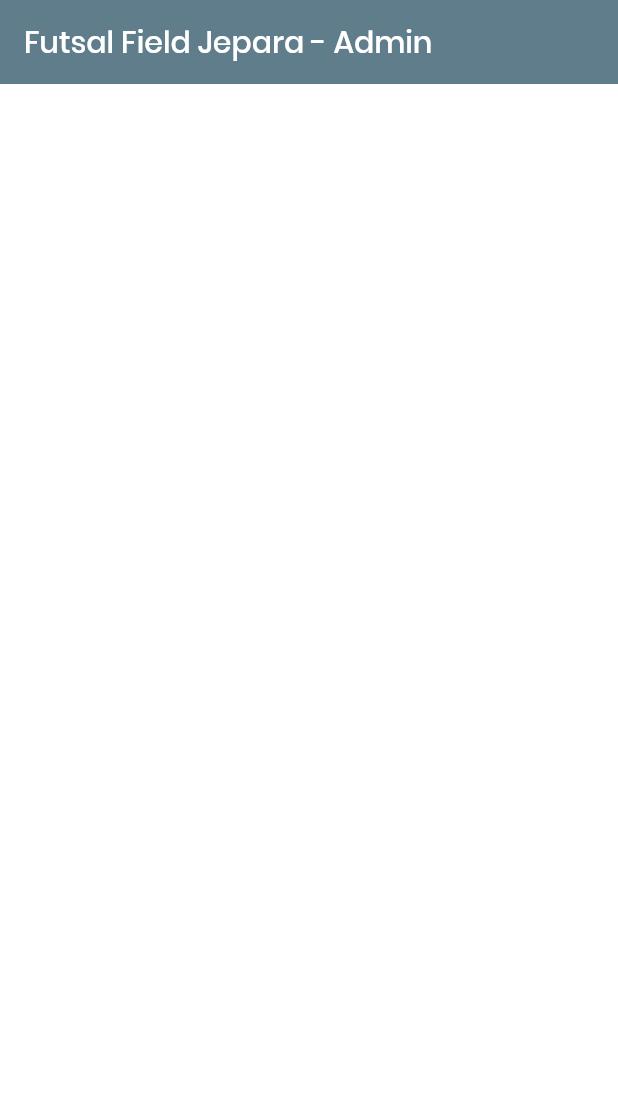
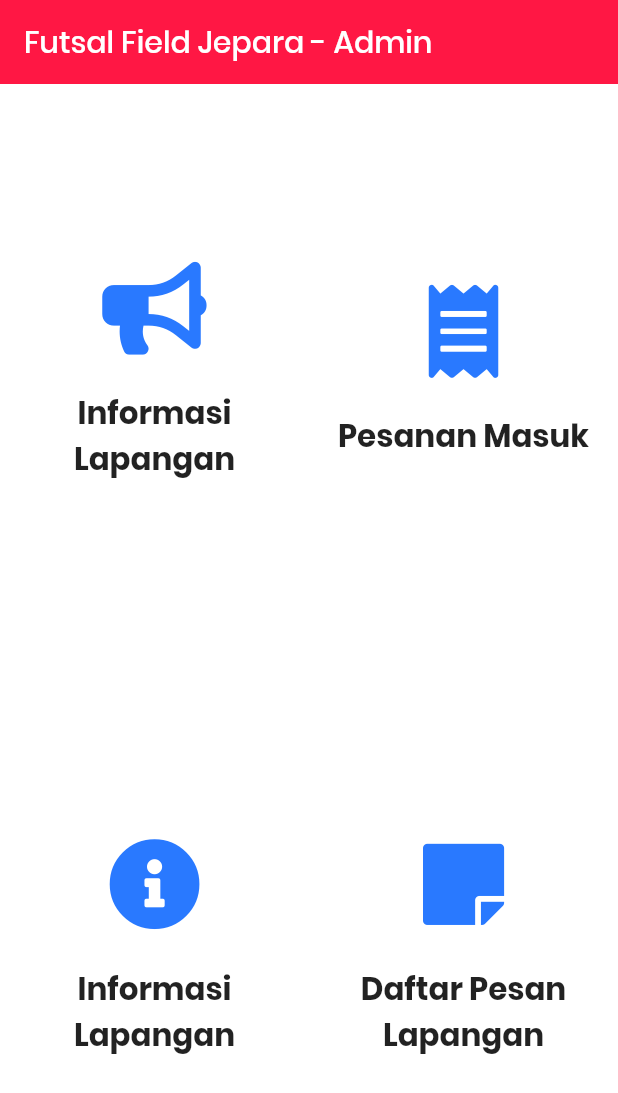
Before and after one commit to MashudiSudonym/futsal-field-jepara-admin, a Flutter app: the screen it shows after launch, on a phone screen of 412 x 824 dp. Shown: the top 1093 px of the screen. Run offline on Flutter 3.47's test engine with Material 2 defaults, Android fonts, the phone set to English and light mode, and no system bars; our stand-ins replace cloud_firestore, firebase_core, flutter_staggered_animations, font_awesome_flutter; accounts and stored records are empty.

Commit message:
configure home screen

```diff
--- a/lib/main.dart
+++ b/lib/main.dart
@@ -38,11 +38,11 @@ class MyApp extends StatelessWidget {
       debugShowCheckedModeBanner: false,
       theme: ThemeData(
         appBarTheme: AppBarTheme(
-          color: Colors.blueGrey,
+          color: Colors.redAccent[400],
           elevation: 0.0,
         ),
         scaffoldBackgroundColor: Colors.white,
-        primarySwatch: Colors.blue,
+        primarySwatch: Colors.red,
         visualDensity: VisualDensity.adaptivePlatformDensity,
         fontFamily: "Poppins",
       ),
--- a/lib/models/home_menu.dart
+++ b/lib/models/home_menu.dart
@@ -2,7 +2,7 @@ import 'package:font_awesome_flutter/font_awesome_flutter.dart';
 
 class HomeMenu {
   final String name;
-  final FaIcon icon;
+  final icon;
 
   HomeMenu({
     this.name,
@@ -14,18 +14,23 @@ class HomeMenu {
 List<HomeMenu> homeMenu = [
   HomeMenu(
     name: "Informasi Lapangan",
-    icon: FaIcon(FontAwesomeIcons.infoCircle),
+    icon: FontAwesomeIcons.bullhorn,
+  ),
+  HomeMenu(name: "Pesanan Masuk", icon: FontAwesomeIcons.receipt),
+  HomeMenu(
+    name: "Informasi Lapangan",
+    icon: FontAwesomeIcons.infoCircle,
   ),
   HomeMenu(
     name: "Daftar Pesan Lapangan",
-    icon: FaIcon(FontAwesomeIcons.solidStickyNote),
+    icon: FontAwesomeIcons.solidStickyNote,
   ),
   HomeMenu(
-    name: "Informasi Lapangan",
-    icon: FaIcon(FontAwesomeIcons.infoCircle),
+    name: "Profil Admin",
+    icon: FontAwesomeIcons.userSecret,
   ),
   HomeMenu(
-    name: "Daftar Pesan Lapangan",
-    icon: FaIcon(FontAwesomeIcons.solidStickyNote),
+    name: "Keluar Akun",
+    icon: FontAwesomeIcons.powerOff,
   ),
 ];
--- a/lib/screens/home_screen.dart
+++ b/lib/screens/home_screen.dart
@@ -1,4 +1,6 @@
 import 'package:flutter/material.dart';
+import 'package:flutter_staggered_animations/flutter_staggered_animations.dart';
+import 'package:font_awesome_flutter/font_awesome_flutter.dart';
 import 'package:futsal_field_jepara_admin/models/home_menu.dart';
 
 class HomeScreen extends StatefulWidget {
@@ -15,7 +17,9 @@ class _HomeScreenState extends State<HomeScreen> {
           "Futsal Field Jepara - Admin",
         ),
       ),
-      body: GridView.builder(
+      body: AnimationLimiter(
+        child: GridView.builder(
+          physics: BouncingScrollPhysics(),
           itemCount: homeMenu.length,
           gridDelegate: SliverGridDelegateWithFixedCrossAxisCount(
             crossAxisCount: 2,
@@ -24,7 +28,52 @@ class _HomeScreenState extends State<HomeScreen> {
                     MediaQuery.of(context).padding.bottom -
                     kToolbarHeight),
           ),
-        itemBuilder: (context, index) {},
+          itemBuilder: (context, index) {
+            return AnimationConfiguration.staggeredGrid(
+              position: index,
+              columnCount: 2,
+              duration: Duration(milliseconds: 375),
+              child: ScaleAnimation(
+                child: FadeInAnimation(
+                  child: buildMaterial(
+                    index,
+                    context,
+                  ),
+                ),
+              ),
+            );
+          },
+        ),
+      ),
+    );
+  }
+
+  Material buildMaterial(int index, BuildContext context) {
+    return Material(
+      color: Colors.transparent,
+      child: InkWell(
+        onTap: () {},
+        child: Column(
+          mainAxisAlignment: MainAxisAlignment.center,
+          children: [
+            FaIcon(
+              homeMenu[index].icon,
+              size: MediaQuery.of(context).size.width / 100 * 15,
+              color: Colors.blueAccent[400],
+            ),
+            SizedBox(
+              height: MediaQuery.of(context).size.height / 100 * 2.8,
+            ),
+            Text(
+              homeMenu[index].name,
+              textAlign: TextAlign.center,
+              style: TextStyle(
+                fontWeight: FontWeight.w600,
+                fontSize: MediaQuery.of(context).size.width / 100 * 5,
+              ),
+            ),
+          ],
+        ),
       ),
     );
   }
```
Lines whose indentation alone changed are shown as unchanged.
